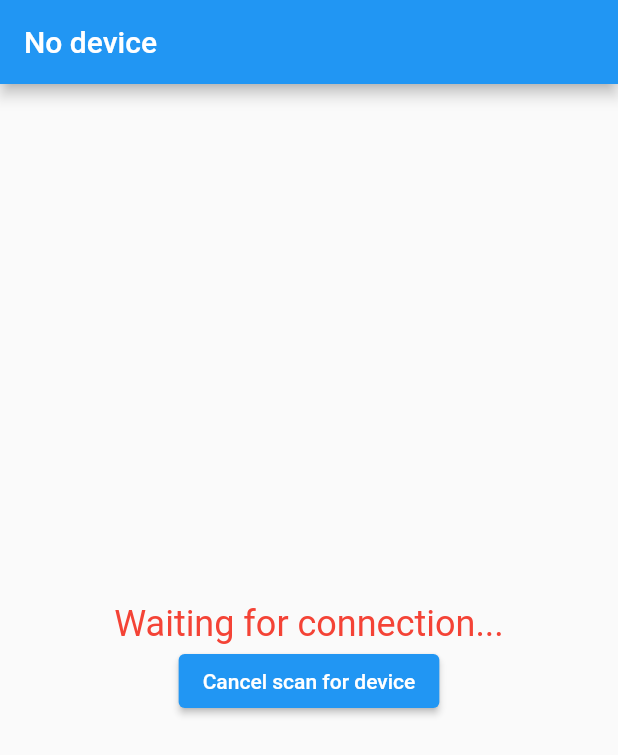
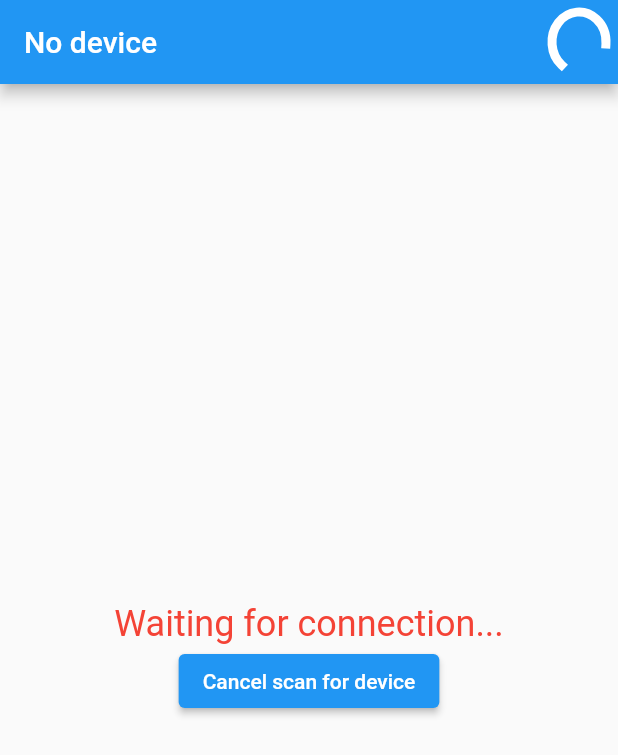
Before and after one commit to marcouellet/pool_temperature_monitor, a Flutter app: the first screen one second after launch, on a phone screen of 412 x 824 dp. Shown: the top 755 px of the screen. Run offline on Flutter 3.47's test engine with Material 2 defaults, Android fonts, the light colour scheme and no system bars; our stand-ins replace flutter_blue, flutter_svg, sleek_circular_slider.

Commit message:
Added sync in appbar

```diff
--- a/lib/sensor.dart
+++ b/lib/sensor.dart
@@ -21,10 +21,12 @@ class _SensorPageState extends State<SensorPage> {
   late bool isLookingForDevice;
   late bool isDeviceConnected;
   late List _sleeptempchargedata;
+  late AnimationController controller;
+  late Animation colorAnimation;
+  late Animation rotateAnimation;
   StreamSubscription<BluetoothDeviceState>? deviceStateSubscription;
   BluetoothDevice? device;
   Stream<List<int>>? stream;
-
   int _temp = 0;
   int _charge = 0;
 
@@ -127,7 +129,24 @@ class _SensorPageState extends State<SensorPage> {
   Widget build(BuildContext context) {
      return Scaffold(
         appBar: AppBar(
-          title: Text(deviceTitle())),
+          title: Text(deviceTitle()),
+          actions: <Widget>[
+            Container(
+              padding: const EdgeInsets.all(8.0),
+              child: isLookingForDevice
+              ? const CircularProgressIndicator(
+                  color: Colors.white,
+                  strokeWidth: 6,
+                )
+              : IconButton(
+                  padding: EdgeInsets.zero,
+                  iconSize: 40,
+                  icon: const Icon(Icons.sync),
+                  onPressed: () { tryLookupForDevices(); }
+                ),
+            ),
+          ]
+        ),
         body: Container(
             child: !isReady
               ? isLookingForDevice ?
```
Also changed, not shown: lib/animatedsync.dart (added, +19 -0 lines).
